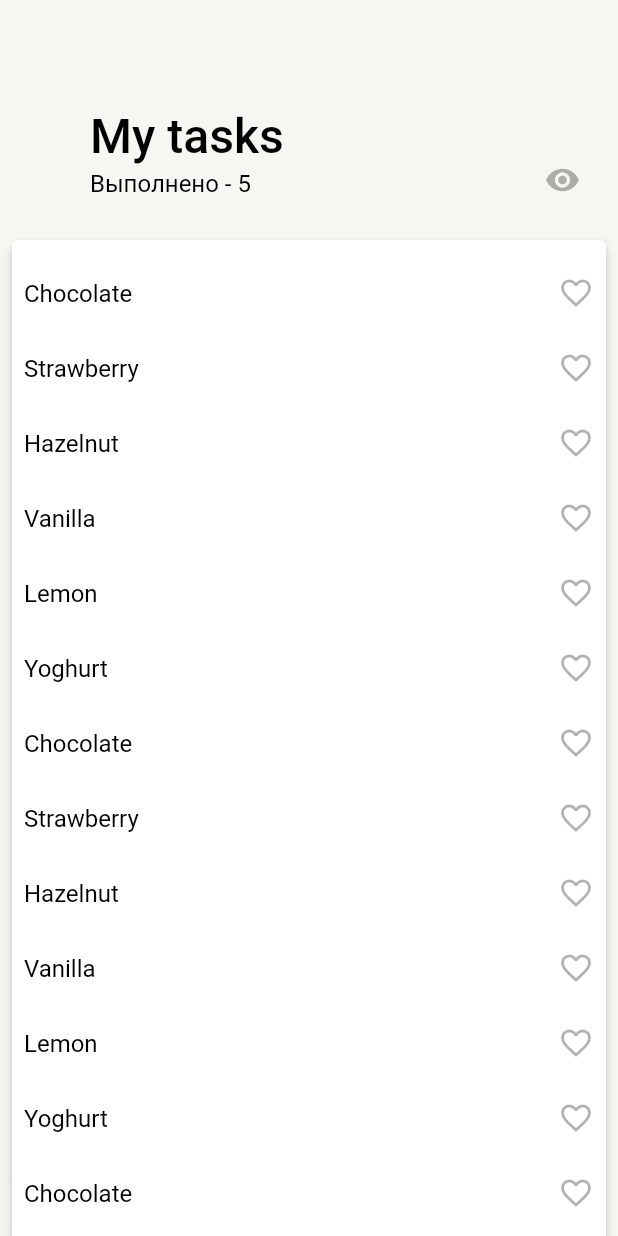
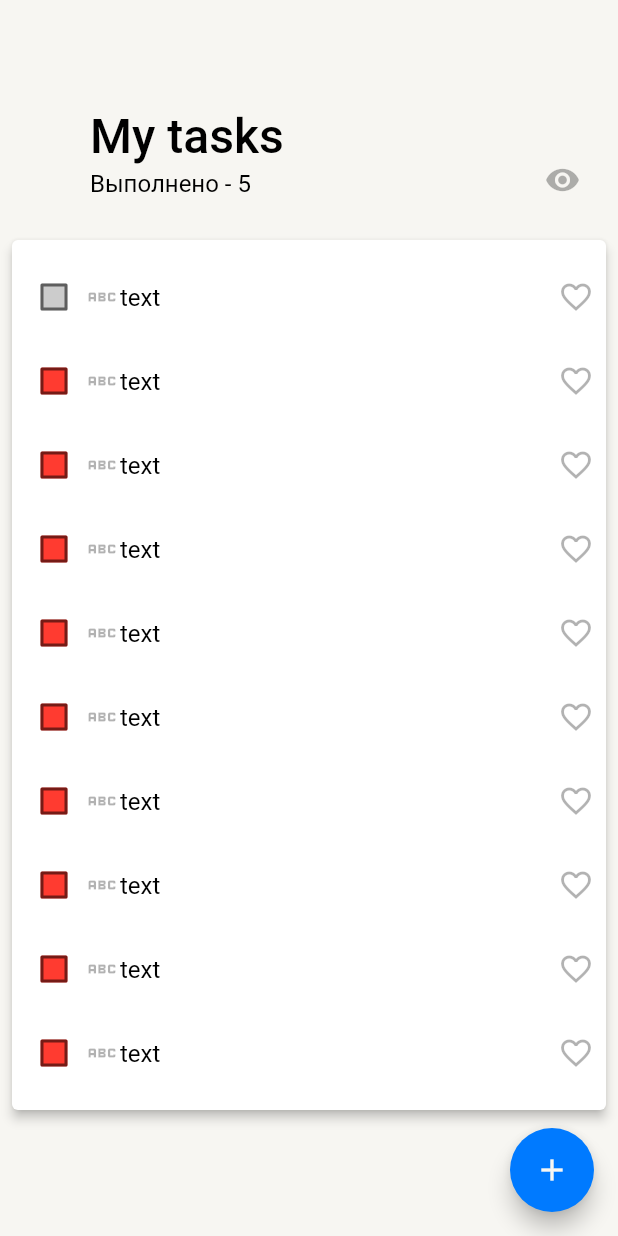
Before and after one commit to KonstInt/todo_yandex, a Flutter app: the screen it shows after launch, on a phone screen of 412 x 824 dp. Run offline on Flutter 3.47's test engine with Material 2 defaults, Android fonts, the phone set to English and light mode, and no system bars; our stand-ins replace flutter_bloc, google_fonts; generated files the repository leaves out were written again.

Commit message:
done alpha version of main screen

```diff
--- /dev/null
+++ b/lib/bloc/todo_tasks_bloc/todo_tasks_bloc.dart
@@ -0,0 +1,54 @@
+import 'dart:async';
+
+import 'package:flutter/material.dart';
+import 'package:flutter_bloc/flutter_bloc.dart';
+import 'package:to_do_yandex/domain/models/todo_task.dart';
+
+part 'todo_tasks_event.dart';
+part 'todo_tasks_state.dart';
+
+class TodoTasksBloc extends Bloc<TodoTasksEvent, TodoTasksState> {
+  List<TodoTask> tasks = [
+    TodoTask(id: UniqueKey().toString(), text: "text", importance: TaskPriority.basic, done: false, createdAt: DateTime.now(), changedAt: DateTime.now(), lastUpdatedBy: "232323233"),
+    TodoTask(id: UniqueKey().toString(), text: "text", importance: TaskPriority.important, done: false, createdAt: DateTime.now(), changedAt: DateTime.now(), lastUpdatedBy: "232323233"),
+    TodoTask(id: UniqueKey().toString(), text: "text", importance: TaskPriority.important, done: false, createdAt: DateTime.now(), changedAt: DateTime.now(), lastUpdatedBy: "232323233"),
+    TodoTask(id: UniqueKey().toString(), text: "text", importance: TaskPriority.important, done: false, createdAt: DateTime.now(), changedAt: DateTime.now(), lastUpdatedBy: "232323233"),
+    TodoTask(id: UniqueKey().toString(), text: "text", importance: TaskPriority.important, done: false, createdAt: DateTime.now(), changedAt: DateTime.now(), lastUpdatedBy: "232323233"),
+    TodoTask(id: UniqueKey().toString(), text: "text", importance: TaskPriority.important, done: false, createdAt: DateTime.now(), changedAt: DateTime.now(), lastUpdatedBy: "232323233"),
+    TodoTask(id: UniqueKey().toString(), text: "text", importance: TaskPriority.important, done: false, createdAt: DateTime.now(), changedAt: DateTime.now(), lastUpdatedBy: "232323233"),
+    TodoTask(id: UniqueKey().toString(), text: "text", importance: TaskPriority.important, done: false, createdAt: DateTime.now(), changedAt: DateTime.now(), lastUpdatedBy: "232323233"),
+    TodoTask(id: UniqueKey().toString(), text: "text", importance: TaskPriority.important, done: false, createdAt: DateTime.now(), changedAt: DateTime.now(), lastUpdatedBy: "232323233"),
+    TodoTask(id: UniqueKey().toString(), text: "text", importance: TaskPriority.important, done: false, createdAt: DateTime.now(), changedAt: DateTime.now(), lastUpdatedBy: "232323233"),
+
+  ];
+  TodoTasksBloc() : super(TodoTasksInitial()) {
+    on<TodoTasksLoadEvent>(_onTasksLoadEvent);
+    on<TodoTasksChangeDoneEvent>(_onTasksChangeDoneEvent);
+    on<TodoTasksRemoveEvent>(_onTasksRemoveEvent);
+    on<TodoTasksAddEvent>(_onTodoTasksAddEvent);
+  }
+
+  FutureOr<void> _onTasksLoadEvent(TodoTasksLoadEvent event, Emitter<TodoTasksState> emit) {
+    emit(TodoTaskLoadingState());
+    ///TODO: logic
+    emit(TodoTaskLoadedState(tasks: tasks));
+  }
+
+  FutureOr<void> _onTasksChangeDoneEvent(TodoTasksChangeDoneEvent event, Emitter<TodoTasksState> emit) {
+    emit(TodoTaskLoadingState());
+    tasks[event.index].done = !tasks[event.index].done;
+    emit(TodoTaskLoadedState(tasks: tasks));
+  }
+
+  FutureOr<void> _onTasksRemoveEvent(TodoTasksRemoveEvent event, Emitter<TodoTasksState> emit) {
+    emit(TodoTaskLoadingState());
+    tasks.removeAt(event.index);
+    emit(TodoTaskLoadedState(tasks: tasks));
+  }
+
+  FutureOr<void> _onTodoTasksAddEvent(TodoTasksAddEvent event, Emitter<TodoTasksState> emit) {
+    emit(TodoTaskLoadingState());
+    tasks.add(event.task);
+    emit(TodoTaskLoadedState(tasks: tasks));
+  }
+}
--- /dev/null
+++ b/lib/bloc/todo_tasks_bloc/todo_tasks_event.dart
@@ -0,0 +1,20 @@
+part of 'todo_tasks_bloc.dart';
+
+@immutable
+abstract class TodoTasksEvent {}
+
+class TodoTasksLoadEvent extends TodoTasksEvent {}
+
+class TodoTasksChangeDoneEvent extends TodoTasksEvent {
+  final int index;
+  TodoTasksChangeDoneEvent({required this.index});
+}
+
+class TodoTasksAddEvent extends TodoTasksEvent {
+  final TodoTask task;
+  TodoTasksAddEvent({required this.task});
+}
+class TodoTasksRemoveEvent extends TodoTasksEvent {
+  final int index;
+  TodoTasksRemoveEvent({required this.index});
+}
--- /dev/null
+++ b/lib/bloc/todo_tasks_bloc/todo_tasks_state.dart
@@ -0,0 +1,18 @@
+part of 'todo_tasks_bloc.dart';
+
+@immutable
+abstract class TodoTasksState {}
+
+class TodoTasksInitial extends TodoTasksState {}
+
+
+class TodoTaskLoadedState extends TodoTasksState{
+  final List<TodoTask> tasks;
+  TodoTaskLoadedState({required this.tasks});
+}
+
+class TodoTaskLoadingState extends TodoTasksState{
+}
+
+class TodoTaskErrorState extends TodoTasksState{
+}
--- /dev/null
+++ b/lib/domain/models/todo_task.dart
@@ -0,0 +1,29 @@
+import 'package:flutter/material.dart';
+
+class TodoTask {
+  final String id;
+  final String text;
+  final TaskPriority importance;
+
+  DateTime? deadline;
+  bool done;
+
+  Color? color;
+
+  DateTime createdAt;
+  DateTime changedAt;
+  String lastUpdatedBy;
+
+  TodoTask(
+      {required this.id,
+      required this.text,
+      required this.importance,
+      required this.done,
+      this.deadline,
+      this.color,
+      required this.createdAt,
+      required this.changedAt,
+      required this.lastUpdatedBy});
+}
+
+enum TaskPriority { basic, important, low }
--- a/lib/presentation/screens/main_screen/main_screen.dart
+++ b/lib/presentation/screens/main_screen/main_screen.dart
@@ -1,4 +1,7 @@
 import 'package:flutter/material.dart';
+import 'package:flutter_bloc/flutter_bloc.dart';
+import 'package:to_do_yandex/bloc/todo_tasks_bloc/todo_tasks_bloc.dart';
+import 'package:to_do_yandex/presentation/screens/main_screen/widgets/swipe_container.dart';
 import 'package:to_do_yandex/presentation/screens/main_screen/widgets/to_do_element.dart';
 import 'widgets/sliver_appbar_delegate.dart';
 
@@ -45,6 +48,8 @@ class _MainScreenState extends State<MainScreen> {
   @override
   Widget build(BuildContext context) {
     return SafeArea(
+      child: BlocProvider(
+        create: (context) => TodoTasksBloc()..add(TodoTasksLoadEvent()),
         child: Scaffold(
           body: CustomScrollView(
             slivers: <Widget>[
@@ -58,14 +63,26 @@ class _MainScreenState extends State<MainScreen> {
                   margin: EdgeInsets.symmetric(vertical: 10, horizontal: 8),
                   child: Column(
                     children: [
-                    ListView.builder(
+                      BlocBuilder<TodoTasksBloc, TodoTasksState>(
+                        builder: (context, state) {
+                          if (state is TodoTaskLoadedState) {
+                            return ListView.builder(
                               padding: EdgeInsets.symmetric(vertical: 10),
                               shrinkWrap: true,
                               physics: NeverScrollableScrollPhysics(),
-                      itemCount: flavors.length,
+                              itemCount: state.tasks.length,
                               itemBuilder: (context, index) {
-                        final flavor = flavors[index];
-                        return Visibility(child: ToDoElement(flavor: flavor, index: index, F1: F1, F2: F2));
+                                return Visibility(
+                                    child: SwipeableTodoContainer(
+                                    index: index,
+                                ));
+                              },
+                            );
+                          } else {
+                            return const Center(
+                              child: CircularProgressIndicator(),
+                            );
+                          }
                         },
                       ),
                     ],
@@ -74,6 +91,15 @@ class _MainScreenState extends State<MainScreen> {
               ),
             ],
           ),
+          floatingActionButton: FloatingActionButton(
+            onPressed: () {},
+            child: Icon(
+              Icons.add,
+              color: Theme.of(context).colorScheme.background,
+            ),
+            backgroundColor: Theme.of(context).primaryColor,
+          ),
+        ),
       ),
     );
   }
@@ -81,7 +107,7 @@ class _MainScreenState extends State<MainScreen> {
 
 class Flavor {
   final String name;
-  final bool isFavorite;
+  bool isFavorite;
 
   Flavor({required this.name, this.isFavorite = false});
 
--- /dev/null
+++ b/lib/presentation/screens/main_screen/widgets/swipe_container.dart
@@ -0,0 +1,90 @@
+import 'package:flutter/material.dart';
+import 'package:flutter_bloc/flutter_bloc.dart';
+import 'package:to_do_yandex/bloc/todo_tasks_bloc/todo_tasks_bloc.dart';
+import 'package:to_do_yandex/presentation/screens/main_screen/widgets/to_do_element.dart';
+
+class SwipeableTodoContainer extends StatefulWidget {
+  const SwipeableTodoContainer({
+    super.key,
+    required this.index,
+  });
+
+  final int index;
+  @override
+  State<SwipeableTodoContainer> createState() => _SwipeableTodoContainerState();
+}
+
+class _SwipeableTodoContainerState extends State<SwipeableTodoContainer> {
+  double progress = 0.0;
+  @override
+  Widget build(BuildContext context) {
+    return Dismissible(
+      onUpdate: (details) {
+        setState(() {
+          progress = details.progress;
+        });
+      },
+      key: Key(context.read<TodoTasksBloc>().tasks[widget.index].id),
+      background: Container(
+        color: Colors.green,
+        child: Align(
+          alignment: Alignment.centerLeft,
+          child: Padding(
+            padding: EdgeInsets.only(
+                left: (MediaQuery.of(context).size.width) * progress - 47 > 10
+                    ? ((MediaQuery.of(context).size.width) * progress - 47)
+                    : 10),
+            child: Icon(
+              Icons.favorite,
+              size: 20 + progress * 37 < 35 ? 20 + progress * 37 : 30,
+            ),
+          ),
+        ),
+      ),
+      secondaryBackground: Container(
+        color: Colors.red,
+        child: Align(
+          alignment: Alignment.centerRight,
+          child: Padding(
+            padding: EdgeInsets.only(
+                right: (MediaQuery.of(context).size.width) * progress - 47 > 10
+                    ? ((MediaQuery.of(context).size.width) * progress - 47)
+                    : 10),
+            child: Icon(
+              Icons.delete,
+              size: 20 + progress * 37 < 35 ? 20 + progress * 37 : 30,
+            ),
+          ),
+        ),
+      ),
+      confirmDismiss: (direction) async {
+        if (direction == DismissDirection.startToEnd) {
+          ///
+          context
+              .read<TodoTasksBloc>()
+              .add(TodoTasksChangeDoneEvent(index: widget.index));
+          return false;
+        } else {
+          bool delete = true;
+          final snackbarController = ScaffoldMessenger.of(context).showSnackBar(
+            SnackBar(
+              duration: Duration(seconds: 1),
+              content: Text('Удалено'),
+              action: SnackBarAction(
+                  label: 'Отмена', onPressed: () => delete = false),
+            ),
+          );
+          await snackbarController.closed;
+          return delete;
+        }
+      },
+      onDismissed: (_) {
+        ///
+        context
+            .read<TodoTasksBloc>()
+            .add(TodoTasksRemoveEvent(index: widget.index));
+      },
+      child: ToDoElement(index: widget.index),
+    );
+  }
+}
--- /dev/null
+++ b/lib/presentation/screens/main_screen/widgets/to_do_checkbox.dart
@@ -0,0 +1,55 @@
+import 'package:flutter/material.dart';
+import 'package:flutter_bloc/flutter_bloc.dart';
+import 'package:to_do_yandex/bloc/todo_tasks_bloc/todo_tasks_bloc.dart';
+import 'package:to_do_yandex/domain/models/todo_task.dart';
+import 'package:to_do_yandex/utils/constants.dart';
+
+class TodoCheckbox extends StatelessWidget {
+  final int index;
+  const TodoCheckbox({super.key, required this.index});
+
+  @override
+  Widget build(BuildContext context) {
+    TodoTask task = context.read<TodoTasksBloc>().tasks[index];
+    Color backgroundColor = switch (task.importance) {
+      TaskPriority.important => MyColorsLight.kColorRed.withOpacity(0.16),
+      _ => Colors.transparent
+    };
+    Color borderColor = switch (task.importance) {
+      TaskPriority.important => MyColorsLight.kColorRed,
+      _ => MyColorsLight.kSeparatorColor.withOpacity(0.2)
+    };
+    return Row(
+      mainAxisAlignment: MainAxisAlignment.center,
+      children: [
+        Stack(
+          alignment: AlignmentDirectional.center,
+          children: [
+            Container(
+              color: task.done
+                  ? MyColorsLight.kColorGreen
+                  : backgroundColor,
+              width: 15,
+              height: 15,
+            ),
+            Checkbox(
+              materialTapTargetSize: MaterialTapTargetSize.shrinkWrap,
+              checkColor: Theme.of(context).colorScheme.onBackground,
+              overlayColor:
+                  MaterialStateProperty.all(MyColorsLight.kColorGrayLight),
+              fillColor: MaterialStateProperty.all(
+                  task.done ? Colors.green : borderColor),
+              value: task.done,
+              onChanged: (bool? newValue) {
+                context
+                    .read<TodoTasksBloc>()
+                    .add(TodoTasksChangeDoneEvent(index: index));
+              },
+            ),
+          ],
+        ),
+        Icon(Icons.abc_outlined),
+      ],
+    );
+  }
+}
--- a/lib/presentation/screens/main_screen/widgets/to_do_element.dart
+++ b/lib/presentation/screens/main_screen/widgets/to_do_element.dart
@@ -1,92 +1,40 @@
 import 'package:flutter/material.dart';
-import 'package:to_do_yandex/presentation/screens/main_screen/main_screen.dart';
+import 'package:flutter_bloc/flutter_bloc.dart';
+import 'package:to_do_yandex/bloc/todo_tasks_bloc/todo_tasks_bloc.dart';
+import 'package:to_do_yandex/domain/models/todo_task.dart';
+import 'package:to_do_yandex/presentation/screens/main_screen/widgets/to_do_checkbox.dart';
+import 'package:to_do_yandex/utils/constants.dart';
 
-class ToDoElement extends StatefulWidget {
-  ToDoElement({
+class ToDoElement extends StatelessWidget {
+  const ToDoElement({
     super.key,
     required this.index,
-    required this.flavor,
-    required this.F1,
-    required this.F2,
   });
-  Flavor flavor;
-  int index;
-  Function F1;
-  Function F2;
-  @override
-  State<ToDoElement> createState() => _ToDoElementState();
-}
-
-class _ToDoElementState extends State<ToDoElement> {
-  double progress = 0.0;
+  final int index;
   @override
   Widget build(BuildContext context) {
-    return Dismissible(
-      onUpdate: (details) {
-
-        setState(() {
-          progress = details.progress;
-
-        });
-      },
-      key: Key(widget.flavor.name),
-      background: Container(
-        color: Colors.green,
-        child: Align(
-          alignment: Alignment.centerLeft,
-          child: Padding(
-            padding: EdgeInsets.only(left: (MediaQuery.of(context).size.width)*progress-47>10?((MediaQuery.of(context).size.width)*progress-47):10),
-            child: Icon(Icons.favorite, size: 10 + progress*50 < 25 ? 10 + progress*50: 25,),
-          ),
-        ),
-      ),
-      secondaryBackground: Container(
-        color: Colors.red,
-        child: Align(
-          alignment: Alignment.centerRight,
-          child: Padding(
-            padding: EdgeInsets.only(right: (MediaQuery.of(context).size.width)*progress-47>10?((MediaQuery.of(context).size.width)*progress-47):10),
-            child: Icon(Icons.delete),
-          ),
-        ),
-      ),
-      confirmDismiss: (direction) async {
-        if (direction == DismissDirection.startToEnd) {
-          ///
-          widget.F1(widget.index, widget.flavor);
-          return false;
-        } else {
-          bool delete = true;
-          final snackbarController =
-              ScaffoldMessenger.of(context).showSnackBar(
-            SnackBar(
-              duration: Duration(seconds: 1),
-              content: Text('Deleted ${widget.flavor.name}'),
-              action: SnackBarAction(
-                  label: 'Undo', onPressed: () => delete = false),
-            ),
-          );
-          await snackbarController.closed;
-          return delete;
-        }
-      },
-      onDismissed: (_) {
-        ///
-        widget.F2(widget.index);
-      },
-      child: Container(
-        height: 50,
+    return Container(
+        color: Theme.of(context).colorScheme.onBackground,
         child: Padding(
           padding: const EdgeInsets.all(8.0),
           child: Row(crossAxisAlignment: CrossAxisAlignment.center, children: [
-            Text(widget.flavor.name),
-            Spacer(),
-            Icon(widget.flavor.isFavorite
+            TodoCheckbox(index: index),
+            Expanded(
+              flex: 2,
+              child: Text(
+                context.read<TodoTasksBloc>().tasks[index].text,
+                maxLines: 3,
+                overflow: TextOverflow.ellipsis,
+              ),
+            ),
+            SizedBox(
+              width: 14,
+            ),
+            Icon(context.read<TodoTasksBloc>().tasks[index].done
                 ? Icons.favorite
                 : Icons.favorite_border),
           ]),
         ),
-      ),
-    );
+      );
   }
 }
--- /dev/null
+++ b/lib/presentation/screens/task_screen/task_screen.dart
@@ -0,0 +1,15 @@
+import 'package:flutter/material.dart';
+
+class TaskScreen extends StatefulWidget {
+  const TaskScreen({super.key});
+
+  @override
+  State<TaskScreen> createState() => _TaskScreenState();
+}
+
+class _TaskScreenState extends State<TaskScreen> {
+  @override
+  Widget build(BuildContext context) {
+    return Container();
+  }
+}
```
Lines whose indentation alone changed are shown as unchanged.
